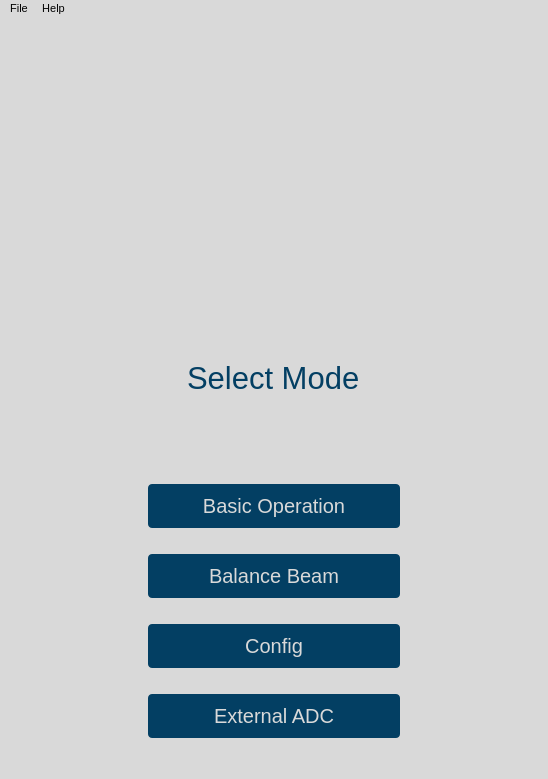
Old version of the form gui/qtdesigner/MainWindow.ui in the repository wyattduber/CyDAQ.
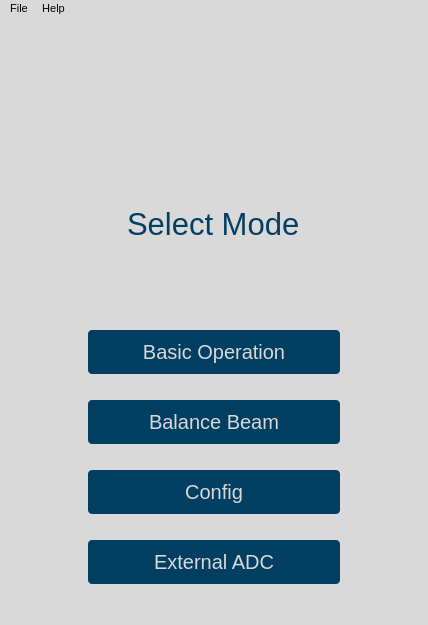
New version of the form. Icons and pictures are not drawn.

Commit message: UI changes. Still cant default start size to work

```diff
--- a/gui/qtdesigner/MainWindow.ui
+++ b/gui/qtdesigner/MainWindow.ui
@@ -6,8 +6,8 @@
    <rect>
     <x>0</x>
     <y>0</y>
-    <width>548</width>
-    <height>779</height>
+    <width>428</width>
+    <height>625</height>
    </rect>
   </property>
   <property name="minimumSize">
@@ -18,8 +18,8 @@
   </property>
   <property name="maximumSize">
    <size>
-    <width>947</width>
-    <height>993</height>
+    <width>700</width>
+    <height>800</height>
    </size>
   </property>
   <property name="font">
@@ -218,7 +218,7 @@
     <rect>
      <x>0</x>
      <y>0</y>
-     <width>548</width>
+     <width>428</width>
      <height>19</height>
     </rect>
    </property>
```
Left out of the diff: 2 changed lines with no effect on the pictures. The commit also changes 5 other files.
